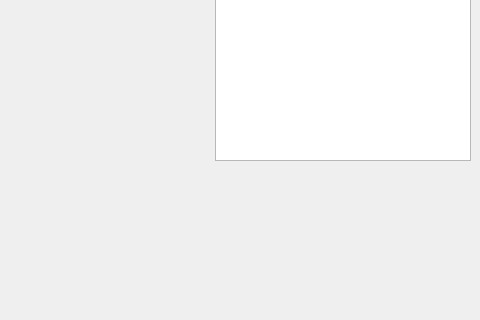
This is mainwindow.ui in BUAASoftEngineering/PairProgrammingHWGui as Qt 5 draws it before an edit; both pictures show x 418 to 898 and y 203 to 523 of the 898 by 641 pixel window. The edited form follows.
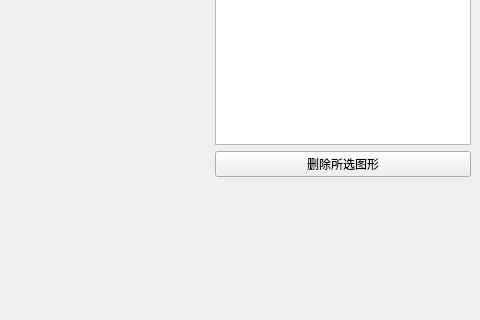
This is the edited form. Custom widgets are drawn as their Qt base class.

Commit message: apply new interface; add list view delete

```diff
--- a/mainwindow.ui
+++ b/mainwindow.ui
@@ -140,6 +140,16 @@
           <verstretch>0</verstretch>
          </sizepolicy>
         </property>
+        <property name="selectionMode">
+         <enum>QAbstractItemView::MultiSelection</enum>
+        </property>
+       </widget>
+      </item>
+      <item>
+       <widget class="QPushButton" name="deleteButton">
+        <property name="text">
+         <string>删除所选图形</string>
+        </property>
        </widget>
       </item>
       <item>
```
The commit also changes 10 other files.
